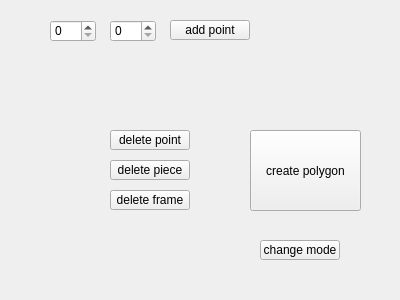
Qt form ManPowerProb/manpowergui.ui (tnct-spc/procon2017-comp) before a commit.
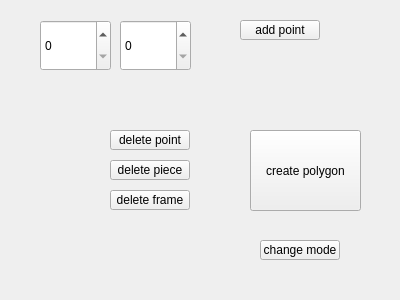
The same form after that commit.

The edit to the form file:
```diff
--- a/ManPowerProb/manpowergui.ui
+++ b/ManPowerProb/manpowergui.ui
@@ -16,27 +16,39 @@
   <widget class="QSpinBox" name="set_point_x">
    <property name="geometry">
     <rect>
-     <x>50</x>
+     <x>40</x>
      <y>20</y>
-     <width>46</width>
-     <height>22</height>
+     <width>71</width>
+     <height>51</height>
     </rect>
    </property>
+   <property name="maximum">
+    <number>101</number>
+   </property>
+   <property name="displayIntegerBase">
+    <number>10</number>
+   </property>
   </widget>
   <widget class="QSpinBox" name="set_point_y">
    <property name="geometry">
     <rect>
-     <x>110</x>
+     <x>120</x>
      <y>20</y>
-     <width>46</width>
-     <height>22</height>
+     <width>71</width>
+     <height>51</height>
     </rect>
    </property>
+   <property name="maximum">
+    <number>65</number>
+   </property>
+   <property name="displayIntegerBase">
+    <number>10</number>
+   </property>
   </widget>
   <widget class="QPushButton" name="add_point">
    <property name="geometry">
     <rect>
-     <x>170</x>
+     <x>240</x>
      <y>20</y>
      <width>80</width>
      <height>20</height>
```
